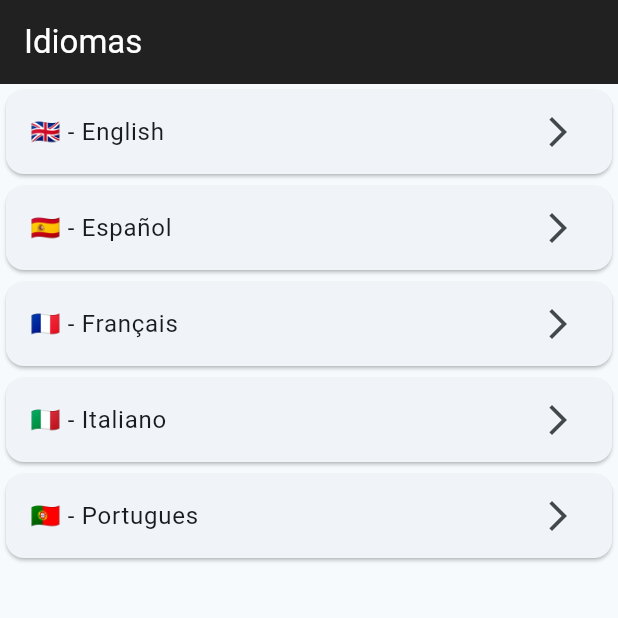
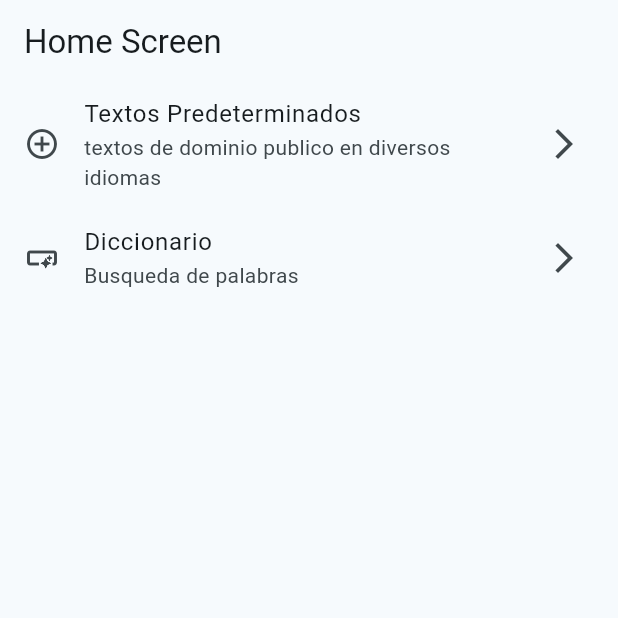
Before and after one commit to Natalia443/RivaLearn-Mobile, a Flutter app: the screen it shows after launch, on a phone screen of 412 x 824 dp, the top half of it. Run offline on Flutter 3.47's test engine with Material 3 defaults, Android fonts, the phone set to English and light mode, and no system bars; our stand-ins replace go_router.

Commit message:
nueva home page y principio de diccionario

```diff
--- /dev/null
+++ b/lib/config/menu/menu_items.dart
@@ -0,0 +1,28 @@
+import 'package:flutter/material.dart';
+
+class MenuItem {
+  final String title;
+  final String subtitle;
+  final IconData icon;
+  final String link;
+
+  const MenuItem({
+    required this.title,
+    required this.subtitle,
+    required this.icon,
+    required this.link,
+  });
+}
+
+const List<MenuItem> menuItems = [
+  MenuItem(
+      title: 'Textos Predeterminados',
+      subtitle: 'textos de dominio publico en diversos idiomas',
+      icon: Icons.add_circle_outline_outlined,
+      link: '/default_texts'),
+  MenuItem(
+      title: 'Diccionario',
+      subtitle: 'Busqueda de palabras',
+      icon: Icons.smart_button_outlined,
+      link: '/dictionary'),
+];
--- a/lib/core/app_router.dart
+++ b/lib/core/app_router.dart
@@ -1,29 +1,39 @@
 import 'package:flutter_application_1/entities/book.dart';
 import 'package:flutter_application_1/screens/book_catalog_screen.dart';
 import 'package:flutter_application_1/screens/book_detail_screen.dart';
+import 'package:flutter_application_1/screens/dictionary_screen.dart';
+import 'package:flutter_application_1/screens/home_screen.dart';
 import 'package:flutter_application_1/screens/lang_selection_screen.dart';
 import 'package:go_router/go_router.dart';
 
-final appRouter = GoRouter(
-  routes: [
+final appRouter = GoRouter(routes: [
   GoRoute(
     path: "/",
-      name: LangSelectionScreen.name,
-      builder:(context, state) => const LangSelectionScreen(),
+    name: HomeScreen.name,
+    builder: (context, state) => const HomeScreen(),
   ),
   GoRoute(
     path: "/catalog",
     name: BookCatalogScreen.name,
-      builder:(context, state) => BookCatalogScreen(
+    builder: (context, state) => BookCatalogScreen(
       lang: state.extra as String,
     ),
   ),
   GoRoute(
     path: "/details",
     name: BookDetailScreen.name,
-      builder:(context, state) => BookDetailScreen(
+    builder: (context, state) => BookDetailScreen(
       book: state.extra as Book,
     ),
   ),
-  ]
-);
+  GoRoute(
+    path: "/default_texts",
+    name: LangSelectionScreen.name,
+    builder: (context, state) => const LangSelectionScreen(),
+  ),
+  GoRoute(
+    path: "/dictionary",
+    name: DictionaryScreen.name,
+    builder: (context, state) => const DictionaryScreen(),
+  ),
+]);
--- /dev/null
+++ b/lib/screens/home_screen.dart
@@ -0,0 +1,55 @@
+import 'package:flutter/material.dart';
+import 'package:flutter_application_1/config/menu/menu_items.dart';
+import 'package:go_router/go_router.dart';
+
+class HomeScreen extends StatelessWidget {
+  const HomeScreen({super.key});
+  static const String name = "HomeScreen";
+
+  @override
+  Widget build(BuildContext context) {
+    return Scaffold(
+      appBar: AppBar(
+        title: const Text('Home Screen'),
+      ),
+      body: const _HomeView(),
+    );
+  }
+}
+
+class _HomeView extends StatelessWidget {
+  const _HomeView();
+
+  @override
+  Widget build(BuildContext context) {
+    const items = menuItems;
+
+    return ListView.builder(
+        itemCount: items.length,
+        itemBuilder: (BuildContext context, int index) {
+          final item = items[index];
+          return _CustomListTile(item: item);
+        });
+  }
+}
+
+class _CustomListTile extends StatelessWidget {
+  final MenuItem item;
+
+  const _CustomListTile({
+    required this.item,
+  });
+
+  @override
+  Widget build(BuildContext context) {
+    return ListTile(
+      leading: Icon(item.icon),
+      trailing: const Icon(Icons.arrow_forward_ios),
+      title: Text(item.title),
+      subtitle: Text(item.subtitle),
+      onTap: () {
+        context.push(item.link);
+      },
+    );
+  }
+}
```
Also changed, not shown: lib/screens/dictionary_screen.dart (added, +44 -0 lines), lib/screens/lang_selection_screen.dart (+7 -7 lines). Lines whose indentation alone changed are shown as unchanged.
